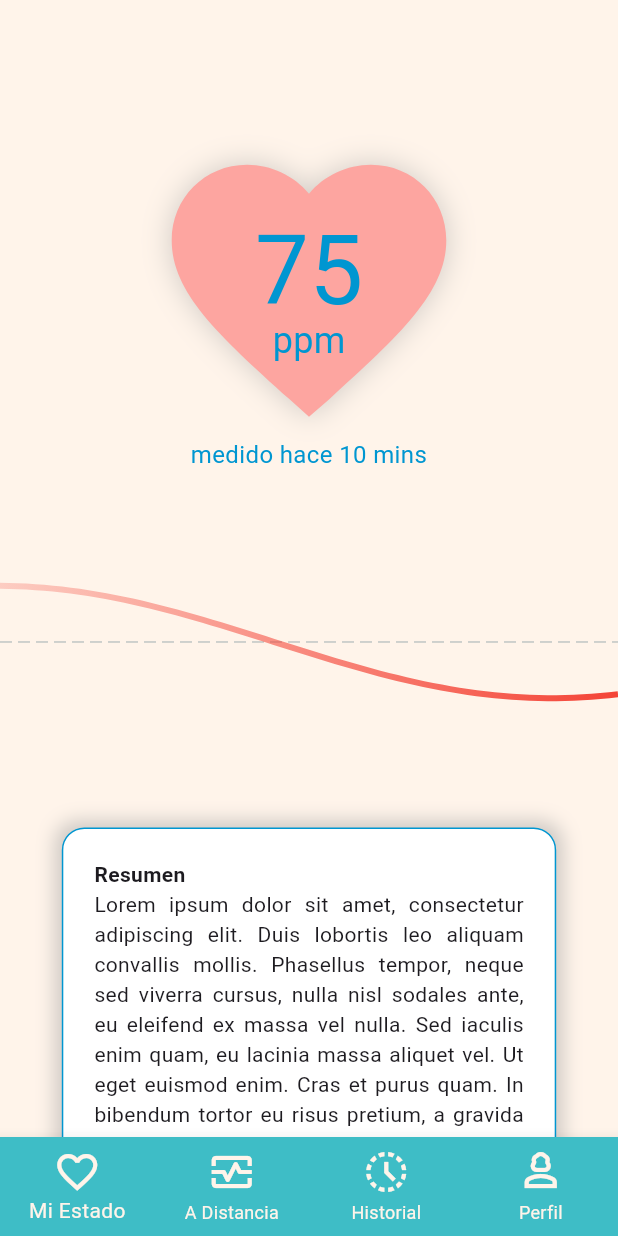
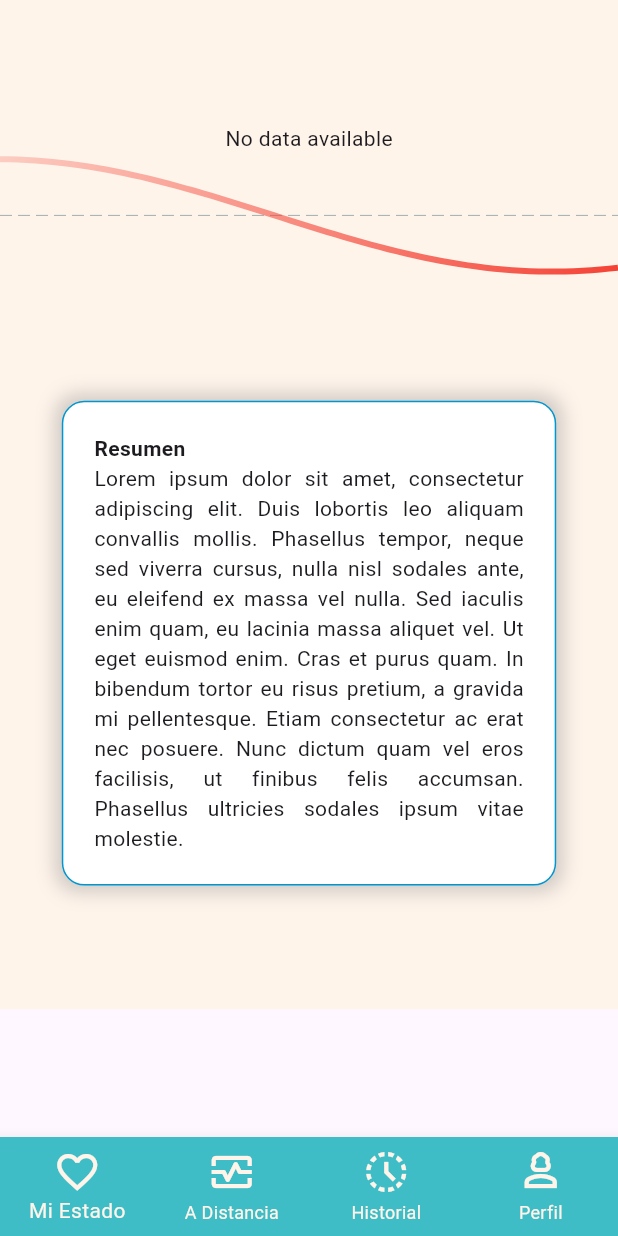
Before and after one commit to ZesRamal/pulso_a_distancia, a Flutter app: the screen it shows after launch, on a phone screen of 412 x 824 dp. Run offline on Flutter 3.47's test engine with Material 3 defaults, Android fonts, the light colour scheme and no system bars; drawn by our look-alikes of fl_chart; our stand-ins replace cloud_firestore, firebase_core, google_fonts; accounts and stored records are empty; Roboto replaces fonts that are missing (Oxygen).

Commit message:
prototype 01

```diff
--- /dev/null
+++ b/lib/src/screens/features/models/user_model.dart
@@ -0,0 +1,31 @@
+import 'package:cloud_firestore/cloud_firestore.dart';
+
+class Usuario {
+  final String nombre;
+  final List<String> usuariosMonitoriando;
+  final String celular;
+  final String correo;
+  final List<Map<String, dynamic>> historialBPM;
+  final String password;
+
+  Usuario({
+    required this.nombre,
+    required this.usuariosMonitoriando,
+    required this.celular,
+    required this.correo,
+    required this.historialBPM,
+    required this.password,
+  });
+
+  factory Usuario.fromFirestore(DocumentSnapshot doc) {
+    Map data = doc.data() as Map<String, dynamic>;
+    return Usuario(
+      nombre: data['Nombre'] ?? '',
+      usuariosMonitoriando: List<String>.from(data['UsuariosMonitoriando'] ?? []),
+      celular: data['celular'] ?? '',
+      correo: data['correo'] ?? '',
+      historialBPM: List<Map<String, dynamic>>.from(data['historialBPM'] ?? []),
+      password: data['password'] ?? '',
+    );
+  }
+}
--- a/lib/src/screens/mystate_screen.dart
+++ b/lib/src/screens/mystate_screen.dart
@@ -1,4 +1,6 @@
 import 'package:flutter/material.dart';
+import 'package:cloud_firestore/cloud_firestore.dart';
+import 'package:heart_at_time/src/screens/features/models/user_model.dart';
 import 'package:heart_at_time/src/widgets/graph.dart';
 import 'package:heart_at_time/src/widgets/heartRateMeter.dart';
 import 'package:heart_at_time/src/widgets/infoCard.dart';
@@ -11,6 +13,17 @@ class MyStateScreen extends StatefulWidget {
 }
 
 class _MyStateScreenState extends State<MyStateScreen> {
+  final FirebaseFirestore _firestore = FirebaseFirestore.instance;
+
+  Future<Usuario?> _fetchUsuario(String userId) async {
+    DocumentSnapshot docSnapshot =
+        await _firestore.collection('usuarios').doc(userId).get();
+    if (docSnapshot.exists) {
+      return Usuario.fromFirestore(docSnapshot);
+    }
+    return null;
+  }
+
   @override
   Widget build(BuildContext context) {
     return Scaffold(
@@ -25,13 +38,35 @@ class _MyStateScreenState extends State<MyStateScreen> {
             child: Column(
               mainAxisAlignment: MainAxisAlignment.spaceAround,
               children: [
-                HeartRateMeter(),
+                FutureBuilder<Usuario?>(
+                  future: _fetchUsuario(
+                      '7hCw9Yjrdv0Rbw1yF2zs'), // Aquí puedes pasar el ID de usuario deseado
+                  builder: (context, snapshot) {
+                    if (snapshot.connectionState == ConnectionState.waiting) {
+                      return CircularProgressIndicator();
+                    }
+                    if (snapshot.hasError) {
+                      return Text('Error: ${snapshot.error}');
+                    }
+                    if (!snapshot.hasData || snapshot.data == null) {
+                      return Text('No data available');
+                    }
+
+                    Usuario usuario = snapshot.data!;
+                    var latestRecord = usuario.historialBPM.last;
+                    int bpm = latestRecord['bpm'];
+
+                    return HeartRateMeter(
+                      bpm: bpm,
+                    );
+                  },
+                ),
                 HeartLine(),
                 InfoCard(
                   title: "Resumen",
                   info:
                       "Lorem ipsum dolor sit amet, consectetur adipiscing elit. Duis lobortis leo aliquam convallis mollis. Phasellus tempor, neque sed viverra cursus, nulla nisl sodales ante, eu eleifend ex massa vel nulla. Sed iaculis enim quam, eu lacinia massa aliquet vel. Ut eget euismod enim. Cras et purus quam. In bibendum tortor eu risus pretium, a gravida mi pellentesque. Etiam consectetur ac erat nec posuere. Nunc dictum quam vel eros facilisis, ut finibus felis accumsan. Phasellus ultricies sodales ipsum vitae molestie.",
-                )
+                ),
               ],
             ),
           ),
--- a/lib/src/widgets/heartRateMeter.dart
+++ b/lib/src/widgets/heartRateMeter.dart
@@ -1,8 +1,13 @@
 import 'package:flutter/material.dart';
 
 class HeartRateMeter extends StatelessWidget {
+  final int bpm;
+  final String tiempo;
+
   const HeartRateMeter({
     super.key,
+    required this.bpm,
+    this.tiempo = '',
   });
 
   @override
@@ -31,7 +36,7 @@ class HeartRateMeter extends StatelessWidget {
                 mainAxisAlignment: MainAxisAlignment.center,
                 children: [
                   Text(
-                    "75",
+                    bpm.toString(),
                     style: TextStyle(
                         color: Color(0xff0096D1), fontSize: 64, height: 1.1),
                   ),
@@ -45,7 +50,7 @@ class HeartRateMeter extends StatelessWidget {
             ],
           ),
           Text(
-            "medido hace 10 mins",
+            "",
             textAlign: TextAlign.center,
             style:
                 TextStyle(fontSize: 16, color: Color(0xff0096D1), height: 0.1),
--- a/pubspec.yaml
+++ b/pubspec.yaml
@@ -7,11 +7,15 @@ environment:
   sdk: ">=3.3.4 <4.0.0"
 
 dependencies:
+  cloud_firestore: ^4.17.4
+  firebase_core: ^2.31.1
   fl_chart: ^0.67.0
   flutter:
     sdk: flutter
+  flutter_bluetooth_serial: ^0.4.0
   flutter_launcher_icons: ^0.13.1
   google_fonts: ^6.2.1
+
 
 dev_dependencies:
   flutter_test:
```
Also changed, not shown: lib/main.dart (+7 -1 lines), firebase.json (added), lib/firebase_options.dart (added), pubspec.lock, 6 other files.
